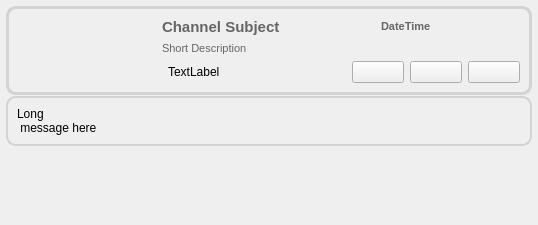
RetroShare/RetroShare, file retroshare-gui/src/gui/feeds/ChanMsgItem.ui: the form before one commit.
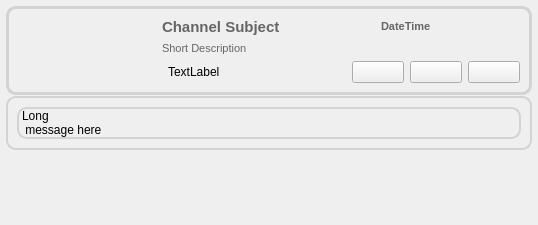
The form after the commit. Icons and pictures are not drawn.

Commit message: added stylesheet for the Big description label.

The edit to the form file:
```diff
--- a/retroshare-gui/src/gui/feeds/ChanMsgItem.ui
+++ b/retroshare-gui/src/gui/feeds/ChanMsgItem.ui
@@ -300,6 +300,10 @@
           <verstretch>0</verstretch>
          </sizepolicy>
         </property>
+        <property name="styleSheet">
+         <string notr="true">QLabel#msgLabel{border: 2px solid #D3D3D3;
+border-radius: 10px;}</string>
+        </property>
         <property name="text">
          <string notr="true">Long 
  message here</string>
```
Left out of the diff: 1 changed line with no effect on the pictures.
